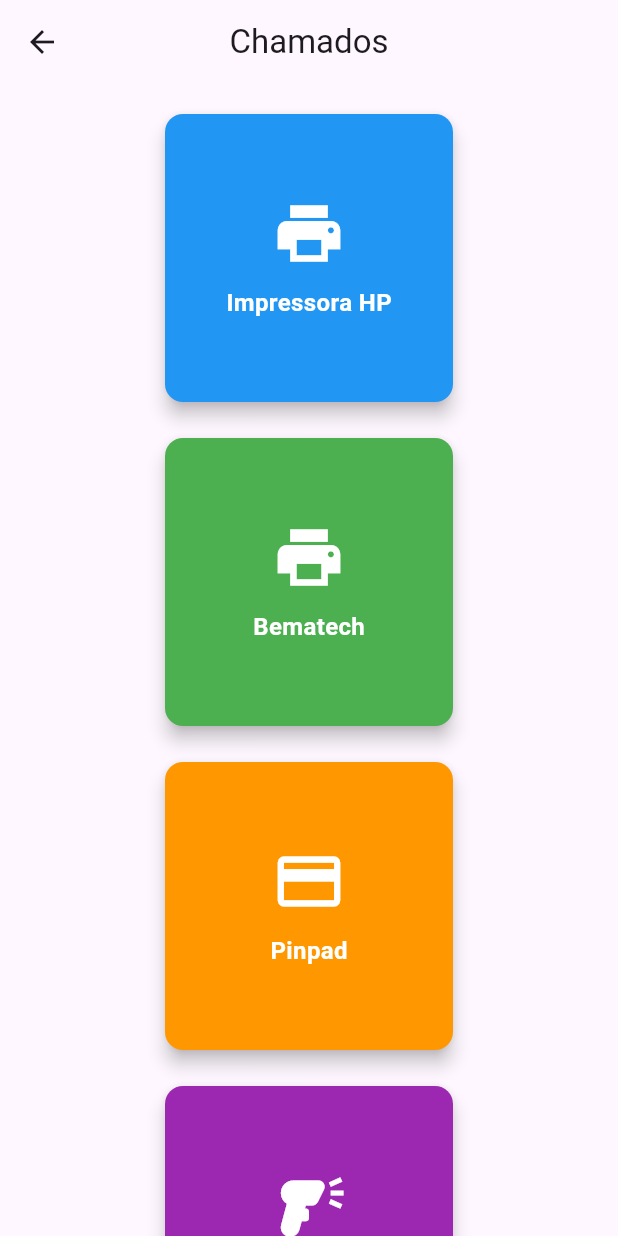
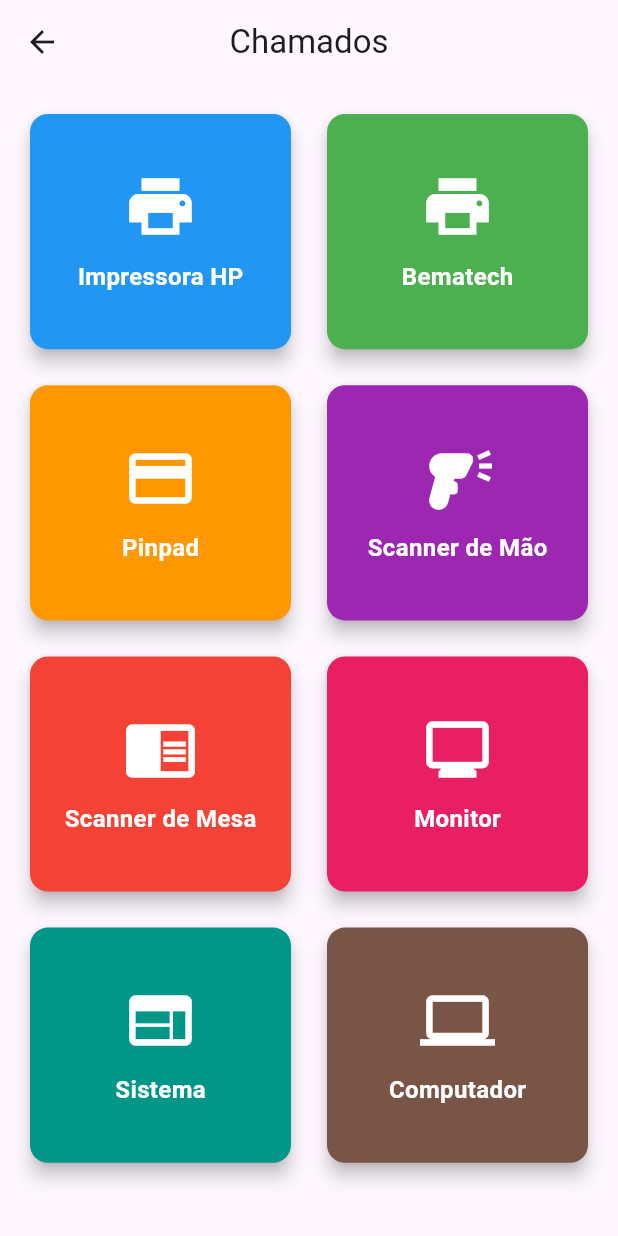
Before and after one commit to BrunoFCastro/glpi_frente_de_loja, a Flutter app: the screen it shows after launch, after a tap on "Entrar", on a phone screen of 412 x 824 dp. Run offline on Flutter 3.47's test engine with Material 3 defaults, Android fonts, the phone set to English and light mode, and no system bars.

Commit message:
Layout alterado e inicio da implementação do login via API

```diff
--- a/glpi_frente_de_loja/lib/form_page.dart
+++ b/glpi_frente_de_loja/lib/form_page.dart
@@ -1,5 +1,3 @@
-// lib/form_page.dart
-
 import 'package:flutter/material.dart';
 
 class FormPage extends StatefulWidget {
--- a/glpi_frente_de_loja/lib/home_page.dart
+++ b/glpi_frente_de_loja/lib/home_page.dart
@@ -1,10 +1,10 @@
 import 'package:flutter/material.dart';
+
 import 'form_page.dart';
 
 class HomePage extends StatelessWidget {
   const HomePage({super.key});
 
-  // Lista de dados para cada caixa: texto, ícone e cor
   final List<Map<String, dynamic>> items = const [
     {'text': 'Impressora HP', 'icon': Icons.print, 'color': Colors.blue},
     {'text': 'Bematech', 'icon': Icons.print, 'color': Colors.green},
@@ -18,8 +18,8 @@
 
   Widget buildClickableBox(Map<String, dynamic> item, BuildContext context) {
     return SizedBox(
-        width: 200, // Largura fixa para cada caixa
-        height: 200, // Altura fixa
+        width: 200,
+        height: 200,
         child: Card(
           color: item['color'],
           elevation: 5,
@@ -27,7 +27,6 @@
             InkWell(
               borderRadius: BorderRadius.circular(12),
               onTap: () {
-                // Ação ao clicar na caixa
                 Navigator.push(
                   context,
                   MaterialPageRoute(builder: (context) => const FormPage()),
@@ -60,6 +59,8 @@
 
   @override
   Widget build(BuildContext context) {
+    MediaQueryData queryData;
+    queryData = MediaQuery.of(context);
     return Scaffold(
       appBar: AppBar(
         title: const Text('Chamados'),
@@ -68,24 +69,18 @@
       body: Center(
         child: Padding(
           padding: const EdgeInsets.all(16.0),
-
-          child:
-          // if (contraint.maxWidth < constraint.maxHeight) [
-
-          // ] else [
-
-          // ]
-
-          Wrap(
-            spacing: 16.0, // Espaçamento horizontal entre os widgets
-            runSpacing: 16.0, // Espaçamento vertical entre as linhas
-            alignment: WrapAlignment.center, // Alinha os widgets ao centro
+          child: GridView(
+            gridDelegate: SliverGridDelegateWithMaxCrossAxisExtent(
+              maxCrossAxisExtent: queryData.orientation == Orientation.portrait ? queryData.size.width * 0.5 : queryData.size.width * 0.25,
+              crossAxisSpacing: 16.0,
+              mainAxisSpacing: 16.0,
+              childAspectRatio: 1,
+              mainAxisExtent: queryData.orientation == Orientation.portrait ? queryData.size.height * 0.2 : queryData.size.height * 0.4,
+            ),
             children: items.map((item) => buildClickableBox(item, context)).toList(),
           ),
         ),
       ),
     );
   }
-
-
 }
--- a/glpi_frente_de_loja/lib/login_page.dart
+++ b/glpi_frente_de_loja/lib/login_page.dart
@@ -1,11 +1,29 @@
 import 'package:flutter/material.dart';
+import 'dart:convert';
+import 'package:http/http.dart' as http;
+
 import 'home_page.dart';
 
 class LoginPage extends StatelessWidget {
   const LoginPage({super.key});
+  static Base64Codec base64 = Base64Codec();
+
+  Future<http.Response> authenticate(String username, String password) {
+    String basicAuth = 'Basic ${base64.encode(utf8.encode('$username:$password'))}';
+    return http.get(
+      Uri.parse('http://seu-servidor-glpi/apirest.php/initSession'),
+      headers: <String, String>{'authorization': basicAuth},
+    );
+  }
+
+  // 200 (OK) with the session_token string.
+  // 400 (Bad Request) with a message indicating an error in input parameter.
+  // 401 (UNAUTHORIZED)
 
   @override
   Widget build(BuildContext context) {
+    MediaQueryData queryData;
+    queryData = MediaQuery.of(context);
     return Scaffold(
       appBar: AppBar(
         title: const Text('Login'),
@@ -17,18 +35,24 @@
           child: Column(
             mainAxisAlignment: MainAxisAlignment.center,
             children: [
-              const TextField(
+              SizedBox(
+                width: queryData.size.width * 0.6,
+                child: const TextField(
                   decoration: InputDecoration(
                     labelText: 'Login',
                     border: OutlineInputBorder(),
                   ),
                 ),
+              ),
               const SizedBox(height: 16),
-              const TextField(
+              SizedBox(
+                width: queryData.size.width * 0.6,
+                child: const TextField(
                   obscureText: true,
                   decoration: InputDecoration(
                     labelText: 'Senha',
                     border: OutlineInputBorder(),
+                  ),
                 ),
               ),
               const SizedBox(height: 24),
--- a/glpi_frente_de_loja/lib/main.dart
+++ b/glpi_frente_de_loja/lib/main.dart
@@ -1,4 +1,5 @@
 import 'package:flutter/material.dart';
+
 import 'login_page.dart';
 
 void main() {
--- a/glpi_frente_de_loja/pubspec.yaml
+++ b/glpi_frente_de_loja/pubspec.yaml
@@ -9,6 +9,7 @@
 dependencies:
   flutter:
     sdk: flutter
+  http: ^1.5.0
 
 dev_dependencies:
   flutter_test:
```
Also changed, not shown: glpi_frente_de_loja/pubspec.lock. Lines whose indentation alone changed are shown as unchanged.
